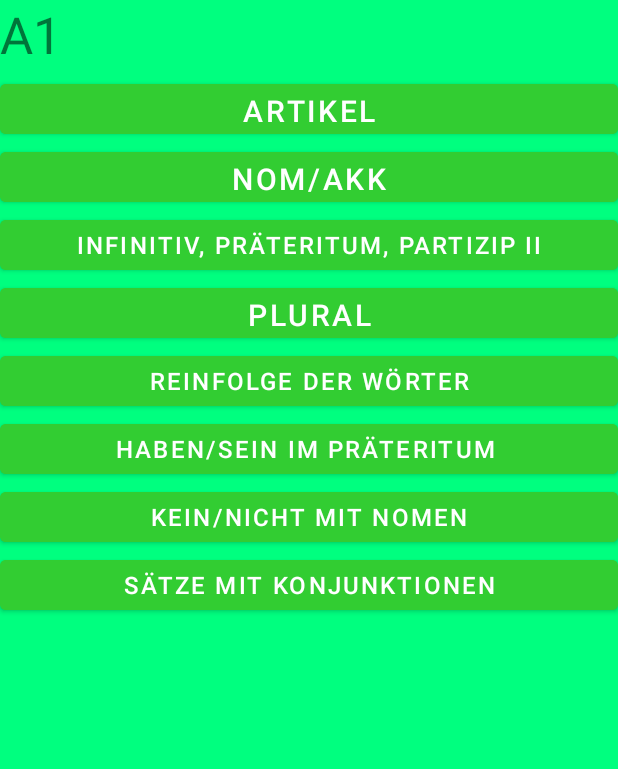
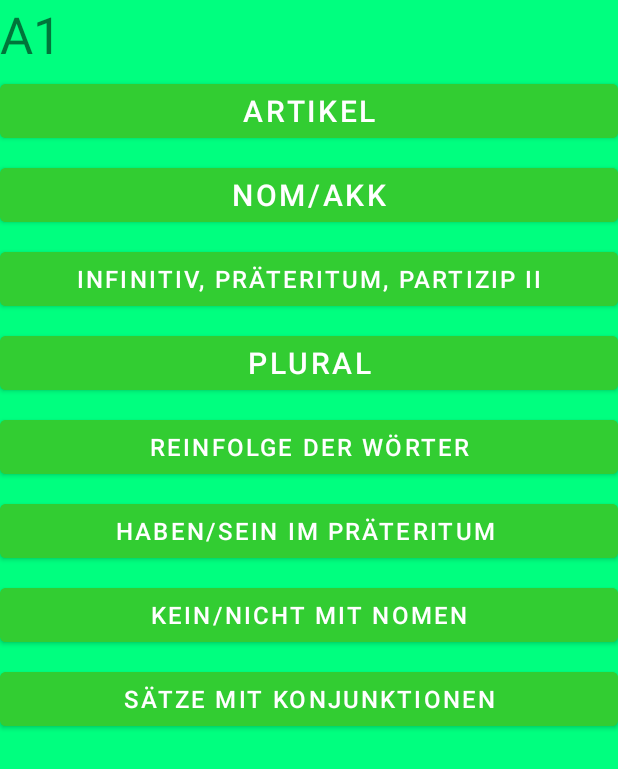
Before and after one commit to SofiaM2007/Deutsch_finisched, an Android app: the layout activity_a1.xml on its own in the app's theme, with its tools: preview values and no code run, on a phone screen of 412 x 824 dp. Shown: the top 769 px of the screen. Run offline under Robolectric (Android 15) with nearby library versions, the phone set to English and light mode, and no system bars.

Commit message:
mit zu aktivity

```diff
--- a/app/src/main/res/layout/activity_a1.xml
+++ b/app/src/main/res/layout/activity_a1.xml
@@ -1,4 +1,3 @@
-<?xml version="1.0" encoding="utf-8"?>
 <androidx.constraintlayout.widget.ConstraintLayout xmlns:android="http://schemas.android.com/apk/res/android"
     xmlns:app="http://schemas.android.com/apk/res-auto"
     xmlns:tools="http://schemas.android.com/tools"
@@ -18,114 +17,102 @@
         app:layout_constraintStart_toStartOf="parent"
         app:layout_constraintTop_toTopOf="parent" />
 
+    <ScrollView
+        android:layout_width="0dp"
+        android:layout_height="0dp"
+        app:layout_constraintTop_toBottomOf="@+id/textViewNameA1"
+        app:layout_constraintBottom_toBottomOf="parent"
+        app:layout_constraintStart_toStartOf="parent"
+        app:layout_constraintEnd_toEndOf="parent">
+
+        <LinearLayout
+            android:layout_width="match_parent"
+            android:layout_height="wrap_content"
+            android:orientation="vertical">
 
             <Button
                 android:id="@+id/buttonArtikle"
-            android:layout_width="0dp"
-            android:layout_height="45dp"
+                android:layout_width="match_parent"
+                android:layout_height="wrap_content"
                 android:layout_marginBottom="8dp"
                 android:backgroundTint="@color/LimeGreen"
                 android:onClick="go_to_artikel_aktivity"
                 android:text="Artikel"
-            android:textSize="20sp"
-            app:layout_constraintTop_toBottomOf="@+id/textViewNameA1"
-            app:layout_constraintEnd_toEndOf="parent"
-            app:layout_constraintStart_toStartOf="parent" />
+                android:textSize="20sp" />
 
             <Button
                 android:id="@+id/nom_akk"
-            android:layout_width="0dp"
-            android:layout_height="45dp"
+                android:layout_width="match_parent"
+                android:layout_height="wrap_content"
                 android:layout_marginBottom="8dp"
                 android:backgroundTint="@color/LimeGreen"
                 android:onClick="go_to_padezh"
                 android:text="Nom/Akk"
-            android:textSize="20sp"
-            app:layout_constraintTop_toBottomOf="@+id/buttonArtikle"
-            app:layout_constraintEnd_toEndOf="parent"
-            app:layout_constraintStart_toStartOf="parent" />
+                android:textSize="20sp" />
 
             <!-- Добавьте аналогичные настройки ширины для остальных кнопок -->
 
             <Button
                 android:id="@+id/inf.pret.pert2"
-            android:layout_width="0dp"
-            android:layout_height="45dp"
+                android:layout_width="match_parent"
+                android:layout_height="wrap_content"
                 android:layout_marginBottom="8dp"
                 android:backgroundTint="@color/LimeGreen"
                 android:onClick="go_to_glagaktivity"
                 android:text="Infinitiv, Präteritum, Partizip II"
-            android:textSize="16sp"
-            app:layout_constraintTop_toBottomOf="@+id/nom_akk"
-            app:layout_constraintEnd_toEndOf="parent"
-            app:layout_constraintStart_toStartOf="parent" />
+                android:textSize="16sp" />
 
             <Button
                 android:id="@+id/buttonPlural"
-            android:layout_width="0dp"
-            android:layout_height="45dp"
+                android:layout_width="match_parent"
+                android:layout_height="wrap_content"
                 android:layout_marginBottom="8dp"
                 android:backgroundTint="@color/LimeGreen"
                 android:onClick="go_to_plurale"
                 android:text="Plural"
-            android:textSize="20sp"
-            app:layout_constraintTop_toBottomOf="@+id/inf.pret.pert2"
-            app:layout_constraintEnd_toEndOf="parent"
-            app:layout_constraintStart_toStartOf="parent" />
+                android:textSize="20sp" />
 
             <!-- Добавьте аналогичные настройки ширины для остальных кнопок -->
 
             <Button
                 android:id="@+id/buttonReinfolge"
-            android:layout_width="0dp"
-            android:layout_height="45dp"
+                android:layout_width="match_parent"
+                android:layout_height="wrap_content"
                 android:layout_marginBottom="8dp"
                 android:backgroundTint="@color/LimeGreen"
                 android:onClick="go_to_reifolge_aktivity"
                 android:text="Reinfolge der Wörter"
-            android:textSize="16sp"
-            app:layout_constraintTop_toBottomOf="@+id/buttonPlural"
-            app:layout_constraintEnd_toEndOf="parent"
-            app:layout_constraintStart_toStartOf="parent" />
+                android:textSize="16sp" />
 
             <Button
                 android:id="@+id/buttonHabenSein"
-            android:layout_width="0dp"
-            android:layout_height="45dp"
+                android:layout_width="match_parent"
+                android:layout_height="wrap_content"
                 android:layout_marginBottom="8dp"
                 android:backgroundTint="@color/LimeGreen"
                 android:onClick="go_to_haben_sein_aktivity"
                 android:text="haben/sein im Präteritum "
-            android:textSize="16sp"
-            app:layout_constraintTop_toBottomOf="@+id/buttonReinfolge"
-            app:layout_constraintEnd_toEndOf="parent"
-            app:layout_constraintStart_toStartOf="parent" />
+                android:textSize="16sp" />
 
             <Button
                 android:id="@+id/buttonKeinNicht"
-        android:layout_width="0dp"
-        android:layout_height="45dp"
+                android:layout_width="match_parent"
+                android:layout_height="wrap_content"
                 android:layout_marginBottom="8dp"
                 android:backgroundTint="@color/LimeGreen"
                 android:onClick="go_to_kein_nicht_aktivity"
                 android:text="kein/nicht mit Nomen"
-        android:textSize="16sp"
-        app:layout_constraintTop_toBottomOf="@+id/buttonHabenSein"
-        app:layout_constraintEnd_toEndOf="parent"
-        app:layout_constraintHorizontal_bias="0.0"
-        app:layout_constraintStart_toStartOf="parent" />
+                android:textSize="16sp" />
 
             <Button
                 android:id="@+id/buttonSatzeMitKonjunktionen"
-            android:layout_width="0dp"
-            android:layout_height="45dp"
+                android:layout_width="match_parent"
+                android:layout_height="wrap_content"
                 android:backgroundTint="@color/LimeGreen"
                 android:onClick="go_to_SatzeMitKonjunktionent_aktivity"
                 android:text="Sätze mit Konjunktionen"
-            android:textSize="16sp"
-        app:layout_constraintTop_toBottomOf="@+id/buttonKeinNicht"
-            app:layout_constraintEnd_toEndOf="parent"
-            app:layout_constraintStart_toStartOf="parent" />
-
+                android:textSize="16sp" />
+        </LinearLayout>
+    </ScrollView>
 
 </androidx.constraintlayout.widget.ConstraintLayout>
```
Also changed, not shown: app/src/main/java/com/example/deutsch/Frageworter.java (+108 -23 lines), app/src/main/res/layout/activity_a2.xml (+21 -7 lines), app/src/main/res/layout/activity_b1.xml (+18 -4 lines), app/src/main/res/layout/activity_b2.xml (+17 -3 lines), app/src/main/res/layout/activity_c1.xml (+16 -2 lines), app/src/main/res/layout/activity_c2.xml (+16 -2 lines), app/src/main/res/layout/activity_frageworter.xml (+16 -8 lines). Lines whose indentation alone changed are shown as unchanged.
